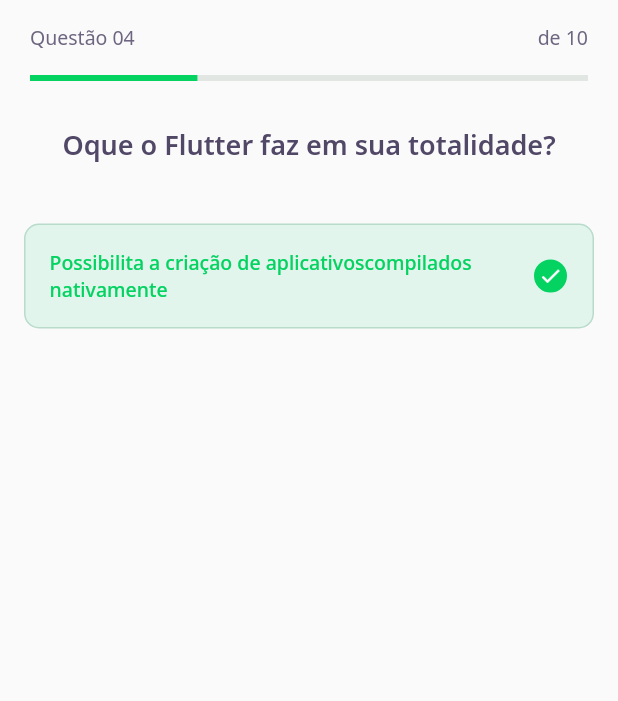
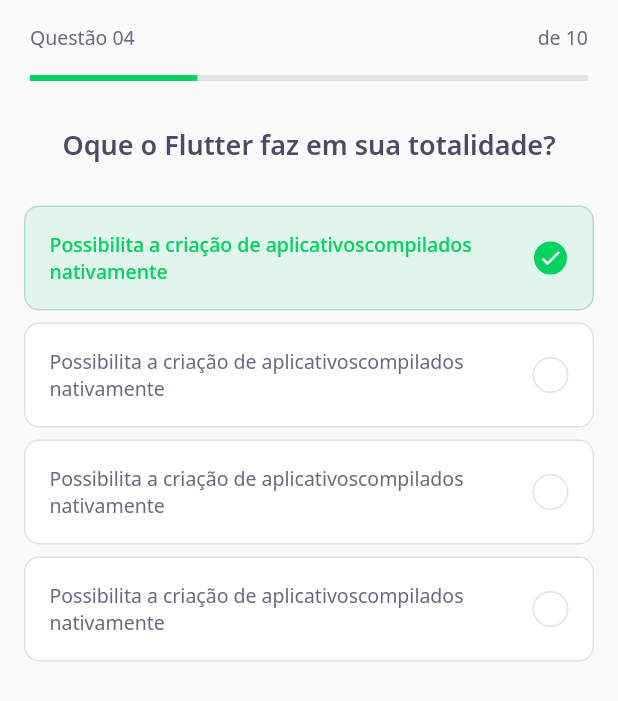
Before and after one commit to willfortes/nlw5_flutter, a Flutter app: the screen it shows after launch, on a phone screen of 412 x 824 dp. Shown: the top 701 px of the screen. Run offline on Flutter 3.47's test engine with Material 2 defaults, Android fonts, the phone set to English and light mode, and no system bars; our stand-ins replace google_fonts.

Commit message:
Maximum Speed

```diff
--- a/lib/challenge/widgets/awnser/awnser_widget.dart
+++ b/lib/challenge/widgets/awnser/awnser_widget.dart
@@ -11,7 +11,7 @@ class AwnserWidget extends StatelessWidget {
     Key? key,
     required this.title,
     this.isRight = true,
-    this.isSelected = true
+    this.isSelected = false
   }) : super(key: key);
 
   Color get _selectedColorRight => isRight ? AppColors.darkGreen : AppColors.darkRed;
@@ -29,7 +29,7 @@ class AwnserWidget extends StatelessWidget {
   @override
   Widget build(BuildContext context) {
     return Padding(
-      padding: const EdgeInsets.all(16.0),
+      padding: const EdgeInsets.symmetric(horizontal: 16, vertical: 4),
       child: Container(
         padding: EdgeInsets.all(16),
         decoration: BoxDecoration(
--- a/lib/challenge/widgets/quiz/quiz_widget.dart
+++ b/lib/challenge/widgets/quiz/quiz_widget.dart
@@ -18,7 +18,20 @@ class QuizWidget extends StatelessWidget {
             style: AppTextStyles.heading
           ),
           SizedBox(height: 24),
-          AwnserWidget(title: "Possibilita a criação de aplicativoscompilados nativamente")
+          AwnserWidget(
+            isRight: true,
+            isSelected: true,
+            title: "Possibilita a criação de aplicativoscompilados nativamente"
+          ),
+          AwnserWidget(
+            title: "Possibilita a criação de aplicativoscompilados nativamente"
+          ),
+          AwnserWidget(
+            title: "Possibilita a criação de aplicativoscompilados nativamente"
+          ),
+          AwnserWidget(
+            title: "Possibilita a criação de aplicativoscompilados nativamente"
+          ),
         ],
       ),
     );
```
